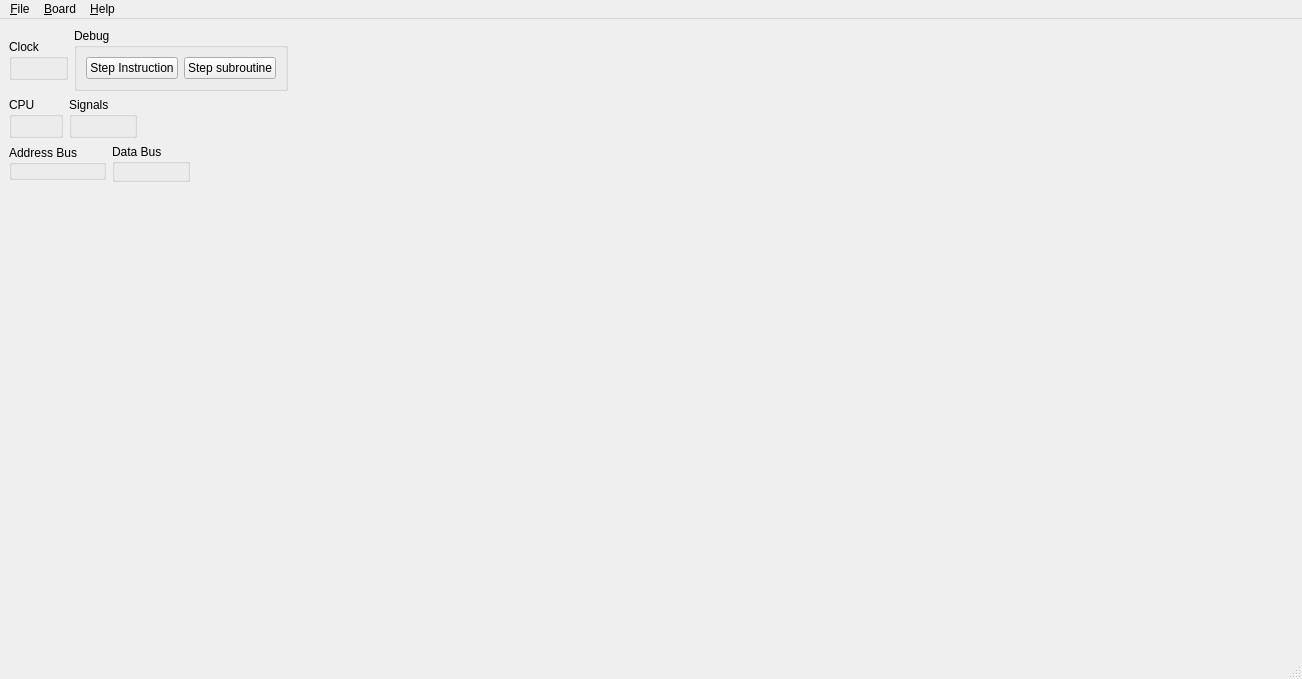
Before: the Qt Designer form src/MainWindow.ui in DerSauron/66502emu, drawn with Qt 5.
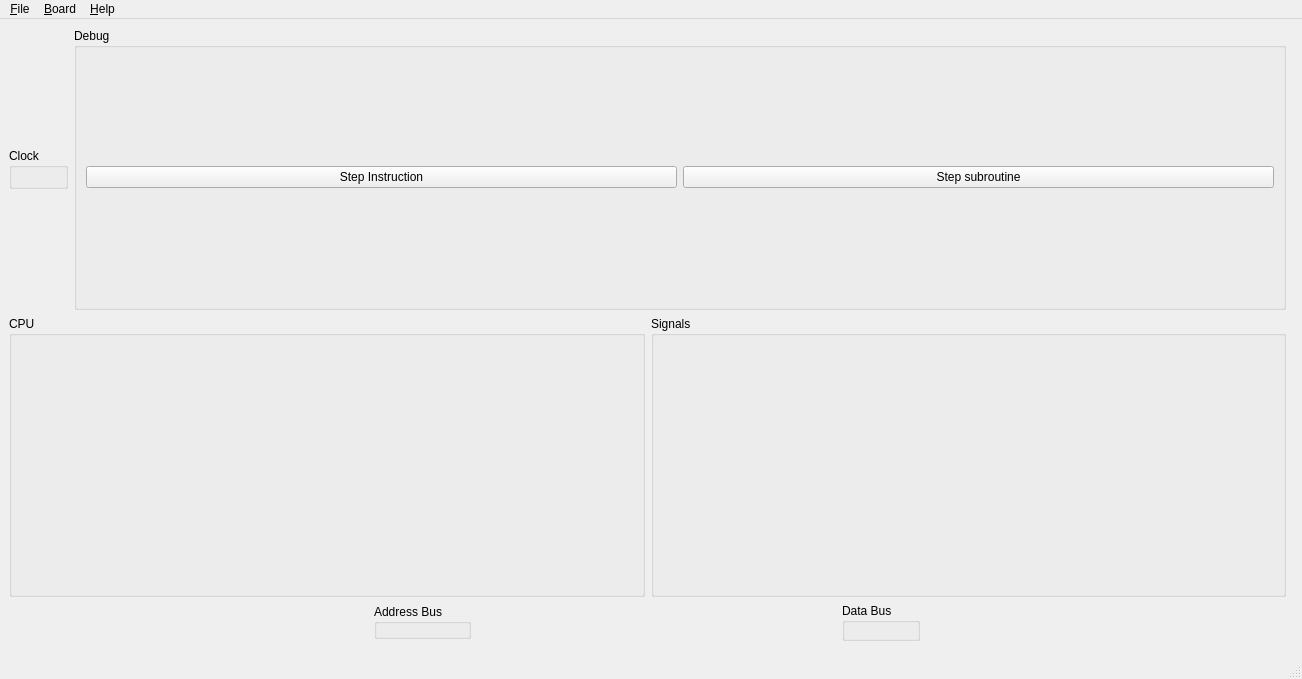
After: the same form once the commit is applied. Icons and pictures are not drawn. Custom widgets are drawn as their Qt base class.

Commit message: Main window auto size ajustment

```diff
--- a/src/MainWindow.ui
+++ b/src/MainWindow.ui
@@ -85,12 +85,6 @@
         <property name="orientation">
          <enum>Qt::Horizontal</enum>
         </property>
-        <property name="sizeHint" stdset="0">
-         <size>
-          <width>40</width>
-          <height>20</height>
-         </size>
-        </property>
        </spacer>
       </item>
      </layout>
@@ -152,12 +146,6 @@
         <property name="orientation">
          <enum>Qt::Horizontal</enum>
         </property>
-        <property name="sizeHint" stdset="0">
-         <size>
-          <width>40</width>
-          <height>20</height>
-         </size>
-        </property>
        </spacer>
       </item>
      </layout>
@@ -240,12 +228,6 @@
         <property name="orientation">
          <enum>Qt::Horizontal</enum>
         </property>
-        <property name="sizeHint" stdset="0">
-         <size>
-          <width>40</width>
-          <height>20</height>
-         </size>
-        </property>
        </spacer>
       </item>
      </layout>
@@ -255,12 +237,6 @@
       <property name="orientation">
        <enum>Qt::Vertical</enum>
       </property>
-      <property name="sizeHint" stdset="0">
-       <size>
-        <width>20</width>
-        <height>40</height>
-       </size>
-      </property>
      </spacer>
     </item>
    </layout>
```
Left out of the diff: 1 changed line with no effect on the pictures. The commit also changes 1 other file.
